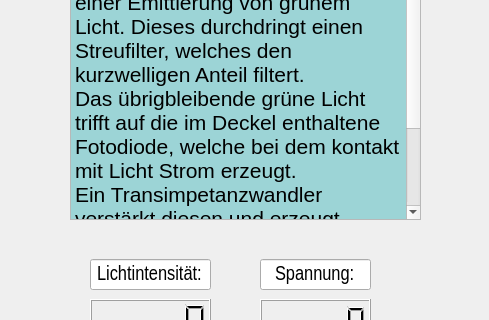
The window that dipl_Kontrolle/KontrollWindow_v1.ui (diplomarbeit-PCR/Diplomarbeit_PCR) describes before a commit, drawn with Qt 5; both pictures show x 0 to 489 and y 231 to 551 of the 489 by 733 pixel window.
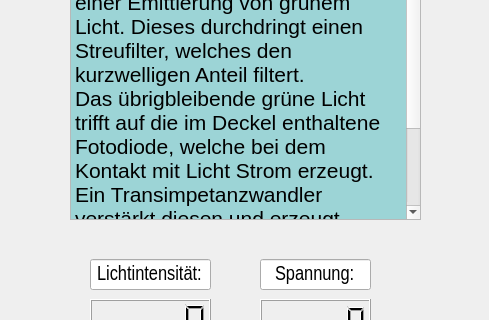
The same window after the commit.

```diff
--- a/dipl_Kontrolle/KontrollWindow_v1.ui
+++ b/dipl_Kontrolle/KontrollWindow_v1.ui
@@ -34,7 +34,7 @@
 li.unchecked::marker { content: &quot;\2610&quot;; }
 li.checked::marker { content: &quot;\2612&quot;; }
 &lt;/style&gt;&lt;/head&gt;&lt;body style=&quot; font-family:'Segoe UI'; font-size:9pt; font-weight:400; font-style:normal;&quot; bgcolor=&quot;#9cd4d6&quot;&gt;
-&lt;p style=&quot; margin-top:12px; margin-bottom:12px; margin-left:0px; margin-right:0px; -qt-block-indent:0; text-indent:0px;&quot;&gt;&lt;span style=&quot; font-family:'Arial Narrow','sans-serif'; font-size:16pt;&quot;&gt;Mit einer blauen LED und einer Sammellinse entsteht ein Brennpunkt auf der Probe, was zu einer Anregung führt. Es kommt zu einer Emittierung von grünem Licht. Dieses durchdringt einen Streufilter, welches den kurzwelligen Anteil filtert.&lt;br /&gt;Das übrigbleibende grüne Licht trifft auf die im Deckel enthaltene Fotodiode, welche bei dem kontakt mit Licht Strom erzeugt. &lt;br /&gt;Ein Transimpetanzwandler verstärkt diesen und erzeugt Spannung im mV Bereich. &lt;br /&gt;Der Arduino liest diese ein und misst daraus die Lichtintensität in Millilumen.&lt;/span&gt;&lt;/p&gt;&lt;/body&gt;&lt;/html&gt;</string>
+&lt;p style=&quot; margin-top:12px; margin-bottom:12px; margin-left:0px; margin-right:0px; -qt-block-indent:0; text-indent:0px;&quot;&gt;&lt;span style=&quot; font-family:'Arial Narrow','sans-serif'; font-size:16pt;&quot;&gt;Mit einer blauen LED und einer Sammellinse entsteht ein Brennpunkt auf der Probe, was zu einer Anregung führt. Es kommt zu einer Emittierung von grünem Licht. Dieses durchdringt einen Streufilter, welches den kurzwelligen Anteil filtert.&lt;br /&gt;Das übrigbleibende grüne Licht trifft auf die im Deckel enthaltene Fotodiode, welche bei dem Kontakt mit Licht Strom erzeugt. &lt;br /&gt;Ein Transimpetanzwandler verstärkt diesen und erzeugt Spannung im mV Bereich. &lt;br /&gt;Der Arduino liest diese ein und misst daraus die Lichtintensität in Millilumen.&lt;/span&gt;&lt;/p&gt;&lt;/body&gt;&lt;/html&gt;</string>
     </property>
    </widget>
    <widget class="QLabel" name="label">
```
